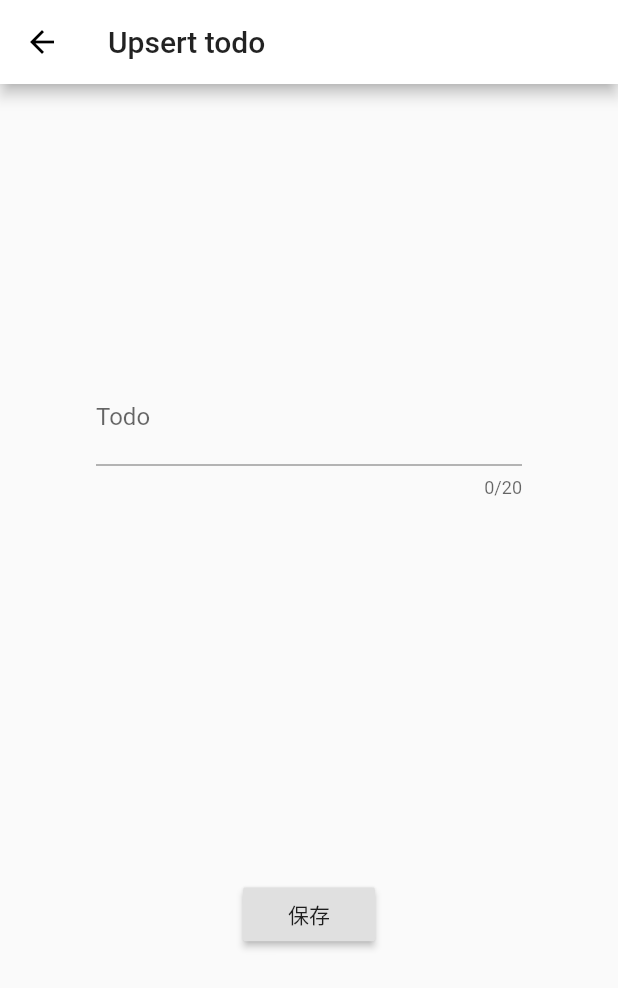
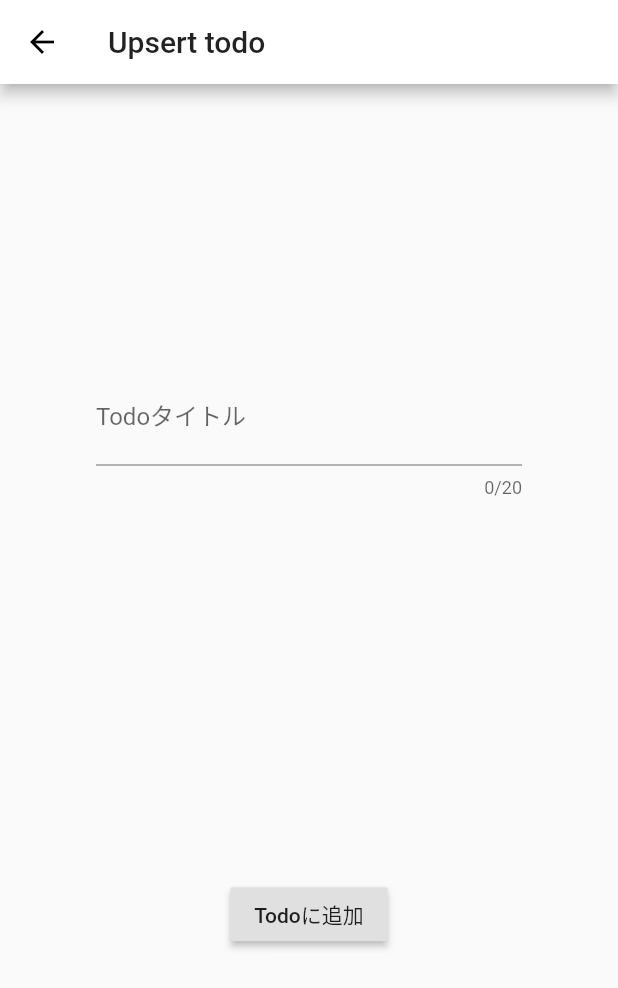
Before and after one commit to kazuma-fujita/flutter_todo_list_with_http, a Flutter app: the screen it shows after launch, after a tap on the "add" icon, on a phone screen of 412 x 824 dp. Shown: the top 988 px of the screen. Run offline on Flutter 3.47's test engine with Material 2 defaults, Android fonts, the phone set to English and light mode, and no system bars; our stand-ins replace flutter_hooks, flutter_riverpod, hooks_riverpod.

Commit message:
riverpod added.

```diff
--- a/lib/main.dart
+++ b/lib/main.dart
@@ -1,9 +1,19 @@
 import 'package:flutter/material.dart';
 import 'package:flutter/rendering.dart';
+import 'package:flutter_riverpod/all.dart';
 import 'package:flutter_todo_list/todo_list_view.dart';
+import 'package:flutter_todo_list/todo_view_model.dart';
+
+final todoProvider = ChangeNotifierProvider(
+  (ref) => TodoViewModel(),
+);
 
 void main() {
   debugPaintSizeEnabled = true;
   // runApp(TodoListView());
-  runApp(TodoListView());
+  runApp(
+    ProviderScope(
+      child: TodoListView(),
+    ),
+  );
 }
--- /dev/null
+++ b/lib/todo.dart
@@ -0,0 +1,5 @@
+class Todo {
+  Todo(this.id, this.title);
+  int id;
+  String title;
+}
--- a/lib/todo_list_view.dart
+++ b/lib/todo_list_view.dart
@@ -1,5 +1,9 @@
 import 'package:flutter/material.dart';
+import 'package:flutter_hooks/flutter_hooks.dart';
+import 'package:flutter_todo_list/main.dart';
+import 'package:flutter_todo_list/todo.dart';
 import 'package:flutter_todo_list/upsert_todo_view.dart';
+import 'package:hooks_riverpod/all.dart';
 
 class TodoListView extends StatelessWidget {
   @override
@@ -15,14 +19,7 @@ class TodoListView extends StatelessWidget {
   }
 }
 
-class TodoList extends StatefulWidget {
-  @override
-  _TodoListState createState() => _TodoListState();
-}
-
-class _TodoListState extends State<TodoList> {
-  final _todoList = ['todo1', 'todo2', 'todo3', 'todo4'];
-
+class TodoList extends HookWidget {
   @override
   Widget build(BuildContext context) {
     return Scaffold(
@@ -40,23 +37,25 @@ class _TodoListState extends State<TodoList> {
   }
 
   Widget _buildList() {
+    // viewModelからtodoList取得/監視
+    final _todos = useProvider(todoProvider).todos;
     return ListView.builder(
       padding: const EdgeInsets.all(16),
       itemBuilder: (BuildContext context, int index) {
-        return _todoItem(_todoList[index]);
+        return _todoItem(_todos[index]);
       },
-      itemCount: _todoList.length,
+      itemCount: _todos.length,
     );
   }
 
-  Widget _todoItem(String todo) {
+  Widget _todoItem(Todo todo) {
     return Container(
       decoration: const BoxDecoration(
         border: const Border(bottom: BorderSide(width: 1, color: Colors.grey)),
       ),
       child: ListTile(
         title: Text(
-          todo,
+          todo.title,
           style: const TextStyle(
             color: Colors.black,
             fontSize: 16,
--- /dev/null
+++ b/lib/todo_view_model.dart
@@ -0,0 +1,14 @@
+import 'package:flutter/cupertino.dart';
+import 'package:flutter_todo_list/todo.dart';
+
+class TodoViewModel extends ChangeNotifier {
+  final List<Todo> _todos = [];
+  List<Todo> get todos => _todos;
+
+  List<Todo> fetchTodoList() => todos;
+
+  void createTodo(Todo todo) {
+    _todos.add(todo);
+    notifyListeners();
+  }
+}
--- a/lib/upsert_todo_view.dart
+++ b/lib/upsert_todo_view.dart
@@ -1,4 +1,7 @@
 import 'package:flutter/material.dart';
+import 'package:flutter_todo_list/main.dart';
+import 'package:flutter_todo_list/todo.dart';
+import 'package:hooks_riverpod/all.dart';
 
 class UpsertTodoView extends StatelessWidget {
   @override
@@ -19,7 +22,7 @@ class TodoForm extends StatefulWidget {
 
 class _TodoFormState extends State<TodoForm> {
   final _formKey = GlobalKey<FormState>();
-  String _todo = '';
+  String _title = '';
 
   @override
   Widget build(BuildContext context) {
@@ -33,19 +36,19 @@ class _TodoFormState extends State<TodoForm> {
             new TextFormField(
               maxLength: 20,
               decoration: const InputDecoration(
-                hintText: 'Todoを入力してください',
-                labelText: 'Todo',
+                hintText: 'Todoタイトルを入力してください',
+                labelText: 'Todoタイトル',
               ),
-              validator: (String todo) {
-                return todo.isEmpty ? 'Todoを入力してください' : null;
+              validator: (String title) {
+                return title.isEmpty ? 'Todoタイトルを入力してください' : null;
               },
-              onSaved: (String todo) {
-                _todo = todo;
+              onSaved: (String title) {
+                _title = title;
               },
             ),
             RaisedButton(
-              onPressed: _submission,
-              child: const Text('保存'),
+              onPressed: () => _submission(context),
+              child: const Text('Todoに追加'),
             ),
           ],
         ),
@@ -53,11 +56,13 @@ class _TodoFormState extends State<TodoForm> {
     );
   }
 
-  void _submission() {
+  void _submission(BuildContext context) {
     if (_formKey.currentState.validate()) {
       _formKey.currentState.save();
+      // viewModelのtodoListを更新
+      context.read(todoProvider).createTodo(Todo(1, _title));
       Scaffold.of(context)
-          .showSnackBar(SnackBar(content: Text('submit: $_todo')));
+          .showSnackBar(SnackBar(content: Text('submit: $_title')));
     }
   }
 }
--- a/pubspec.yaml
+++ b/pubspec.yaml
@@ -23,6 +23,9 @@ environment:
 dependencies:
   flutter:
     sdk: flutter
+  provider: ^4.3.3 # add
+  flutter_riverpod: ^0.12.3+1 # add
+  hooks_riverpod: ^0.12.3+1 # add
 
 
   # The following adds the Cupertino Icons font to your application.
```
Also changed, not shown: pubspec.lock.
